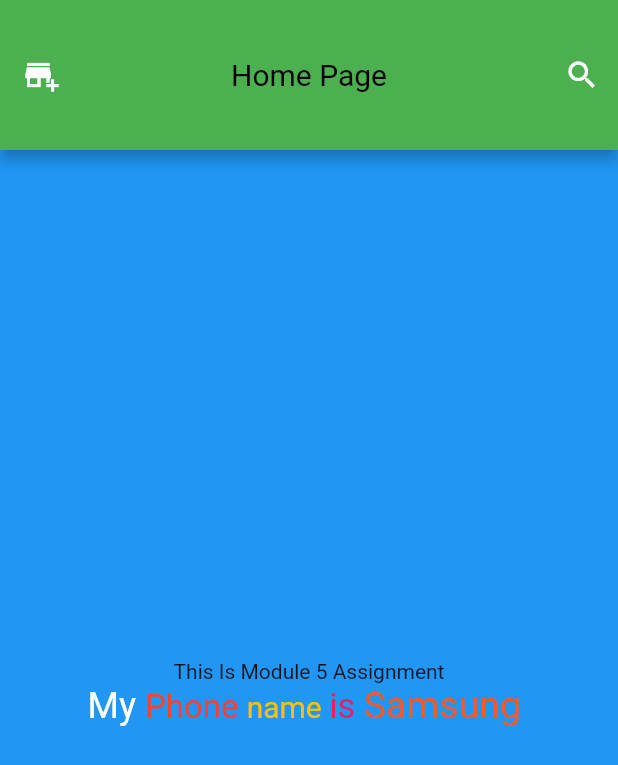
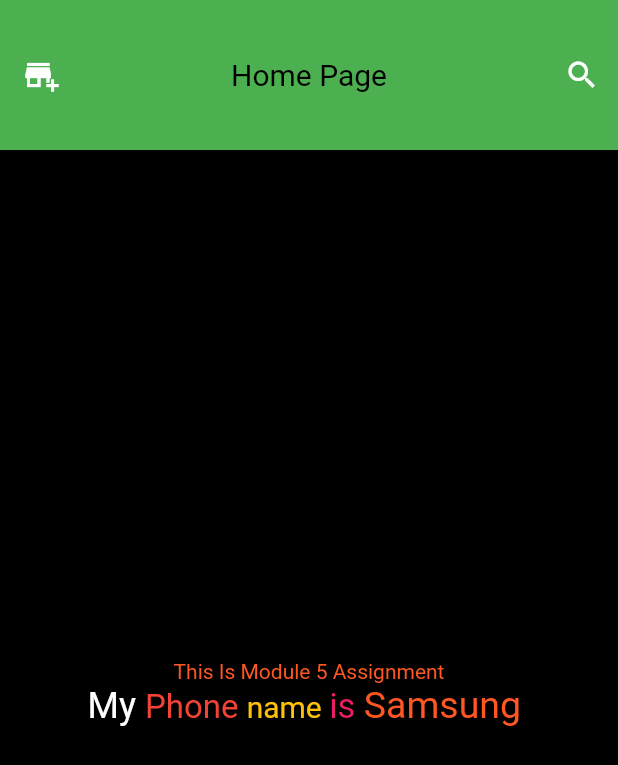
Before and after one commit to NowshedAhmedJholok/Flutter_Module_5_Assignment, a Flutter app: the screen it shows after launch, on a phone screen of 412 x 824 dp. Shown: the top 765 px of the screen. Run offline on Flutter 3.47's test engine with Material 2 defaults, Android fonts, the light colour scheme and no system bars.

Commit message:
Module 5 v2

```diff
--- a/lib/main.dart
+++ b/lib/main.dart
@@ -35,12 +35,18 @@
 
           ),
          toolbarHeight: 100,
-         leading: Icon(Icons.add_business),
+         leading:  IconButton(
+    icon: Icon(Icons.add_business),
+
+    onPressed: () {
+
+    },
+         ),
          actions: <Widget>[
 
            IconButton(
              icon: Icon(Icons.search),
-             tooltip: "Save Todo and Retrun to List",
+
              onPressed: () {
 
              },
@@ -52,7 +58,12 @@
           crossAxisAlignment: CrossAxisAlignment.center,
           mainAxisAlignment: MainAxisAlignment.center,
           children: <Widget>[
-            Text("This Is Module 5 Assignment"),
+            Text("This Is Module 5 Assignment",
+            style: TextStyle(
+              color: Colors.deepOrange,
+            ),
+            ),
+
             RichText(text: TextSpan(
               text: "My ",
               style: TextStyle(color: Colors.white,fontSize: 24),
@@ -79,7 +90,7 @@
           ],
         ),
       ),
-      backgroundColor: Colors.blue,
+      backgroundColor: Colors.black,
 
     );
   }
```
